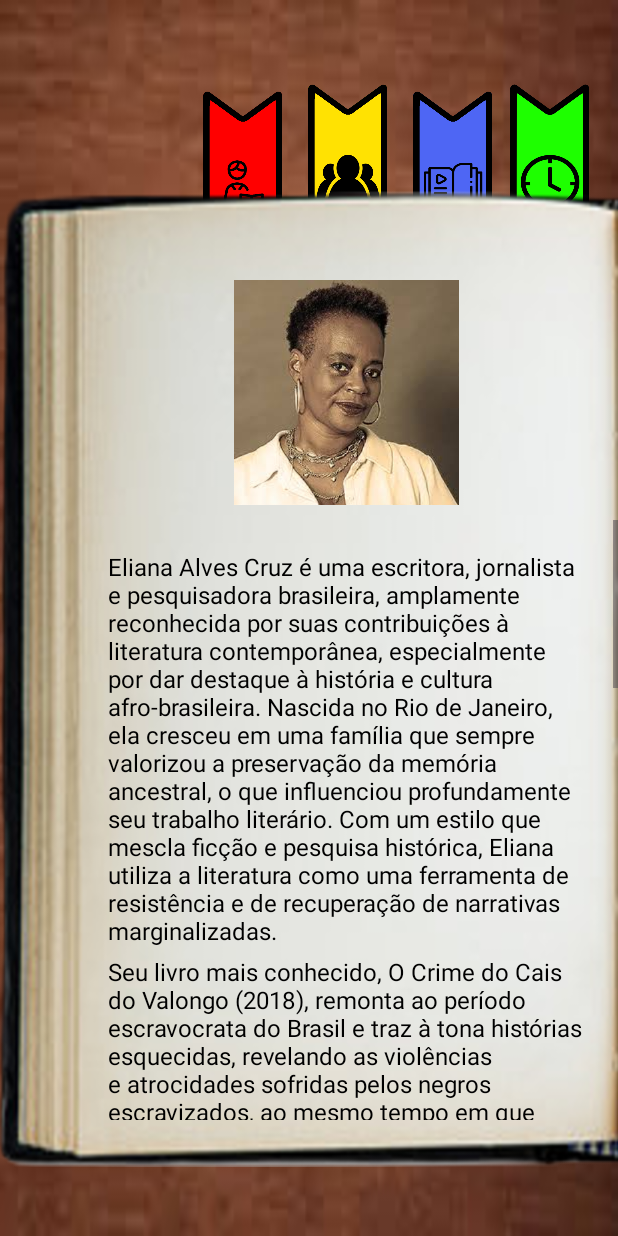
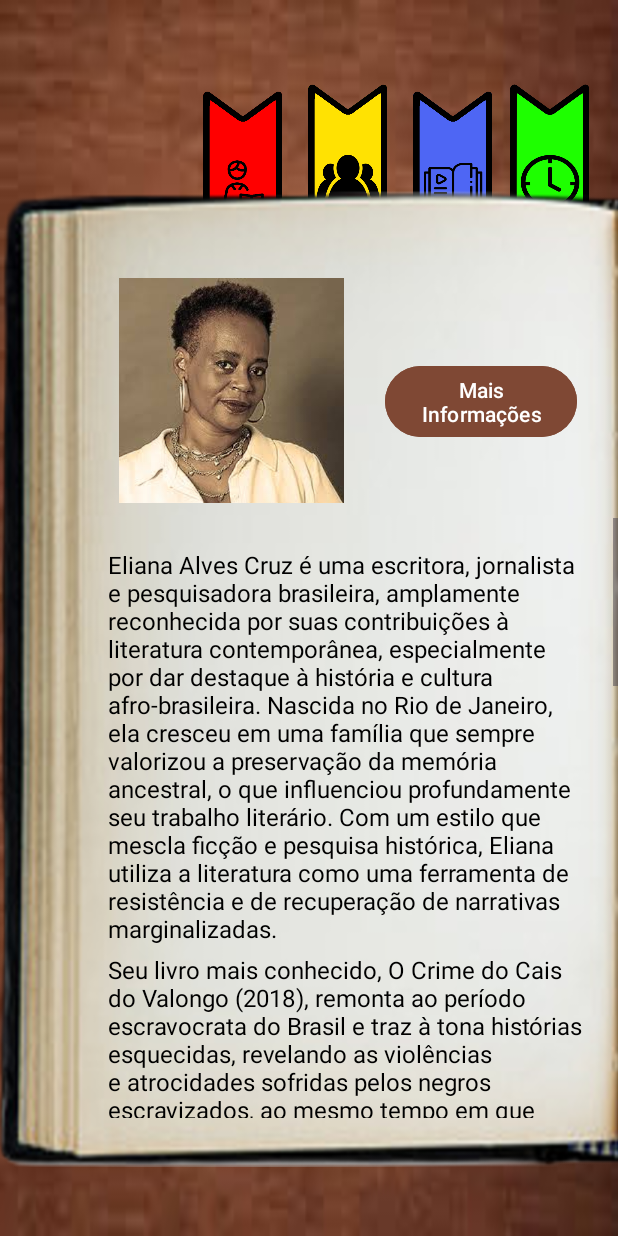
Before and after one commit to Jujubileuu/LeiturAPP, an Android app: the Biografia screen opened directly, with no data from a screen before it, on a phone screen of 412 x 824 dp. Run offline under Robolectric (Android 15) with nearby library versions, the phone set to English and light mode, and no system bars.

Commit message:
Update Biografia.java

```diff
--- a/Solitaria/app/src/main/java/com/example/solitaria/Biografia.java
+++ b/Solitaria/app/src/main/java/com/example/solitaria/Biografia.java
@@ -68,7 +68,7 @@ public class Biografia extends AppCompatActivity {
             }
         });
 
-        findViewById(R.id.imgAutora).setOnClickListener(new View.OnClickListener() {
+        findViewById(R.id.btnInfo).setOnClickListener(new View.OnClickListener() {
             @Override
             public void onClick(View view) {
                 urlListener("http://www.letras.ufmg.br/literafro/autoras/1159-eliana-alves-cruz");
--- a/Solitaria/app/src/main/res/layout/activity_biografia.xml
+++ b/Solitaria/app/src/main/res/layout/activity_biografia.xml
@@ -88,10 +88,10 @@
             android:layout_height="150dp"
             app:layout_constraintBottom_toBottomOf="parent"
             app:layout_constraintEnd_toEndOf="parent"
-            app:layout_constraintHorizontal_bias="0.593"
+            app:layout_constraintHorizontal_bias="0.3"
             app:layout_constraintStart_toStartOf="parent"
             app:layout_constraintTop_toTopOf="parent"
-            app:layout_constraintVertical_bias="0.126"
+            app:layout_constraintVertical_bias="0.124"
             app:srcCompat="@drawable/eli" />
 
         <ScrollView
@@ -205,5 +205,18 @@
 
         </ScrollView>
 
+        <Button
+            android:id="@+id/btnInfo"
+            android:layout_width="wrap_content"
+            android:layout_height="wrap_content"
+            android:backgroundTint="#7F4834"
+            android:text="Mais\nInformações"
+            app:layout_constraintBottom_toBottomOf="parent"
+            app:layout_constraintEnd_toEndOf="parent"
+            app:layout_constraintHorizontal_bias="0.9"
+            app:layout_constraintStart_toStartOf="parent"
+            app:layout_constraintTop_toTopOf="parent"
+            app:layout_constraintVertical_bias="0.196" />
+
     </androidx.constraintlayout.widget.ConstraintLayout>
 </androidx.constraintlayout.widget.ConstraintLayout>
```
